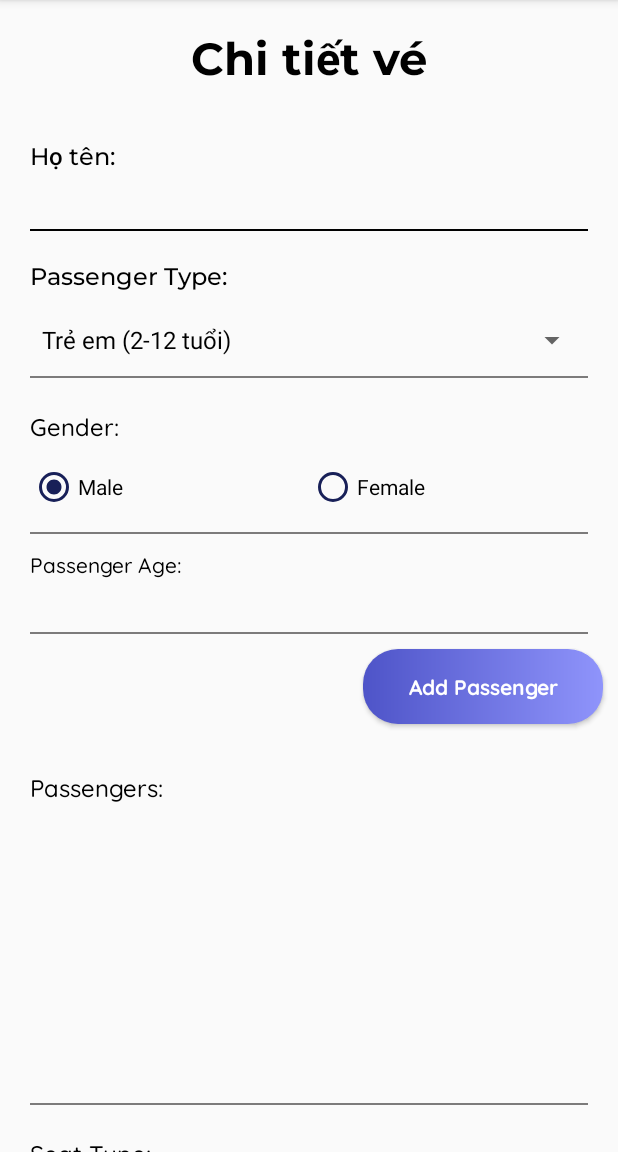
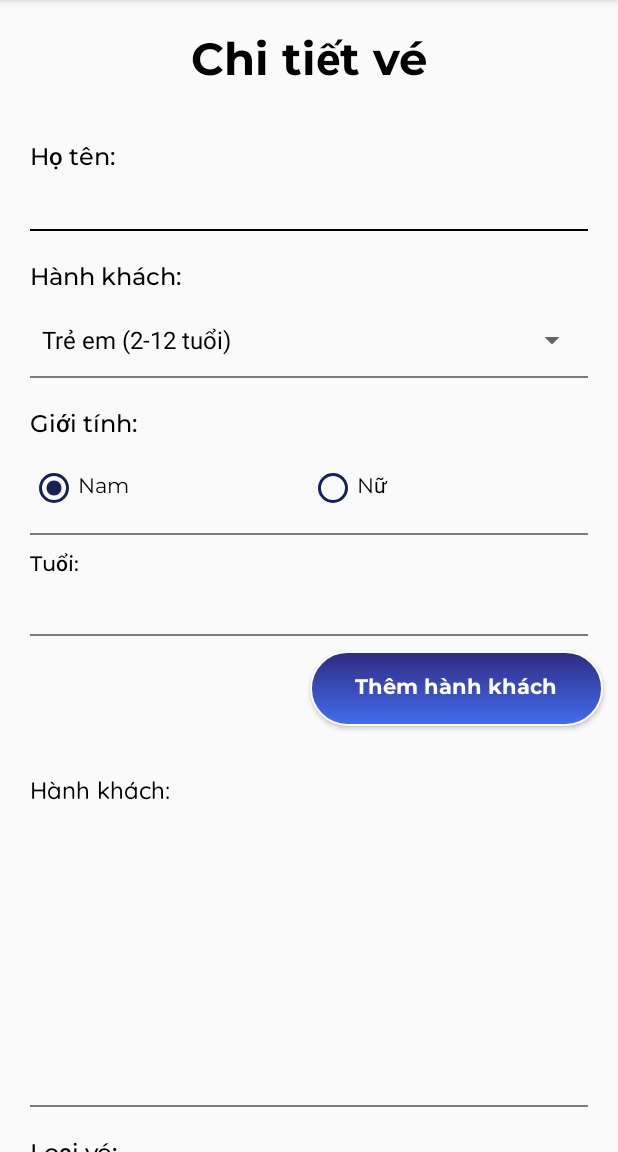
Before and after one commit to bcluc/SE104, an Android app: the BookTicket screen opened directly, with no data from a screen before it, on a phone screen of 412 x 824 dp, the part 84-1236 px from its top. Run offline under Robolectric (Android 15) with nearby library versions, the phone set to English and light mode, and no system bars; our stand-ins replace Volley; libraries missing offline, so code that uses them is left out: cn.pedant, com.manojbhadane; plain views replace PaymentCardView; network calls fail; 3 statements that could not run were skipped.

Commit message:
update_font_2

```diff
--- a/app/src/main/java/com/maadi/flightticketbooking/activities/SearchVehical.java
+++ b/app/src/main/java/com/maadi/flightticketbooking/activities/SearchVehical.java
@@ -49,7 +49,7 @@ public class SearchVehical extends AppCompatActivity {
         setContentView(R.layout.activity_search_vehical);
 
         lvSearch = (ListView) findViewById(R.id.lvSearch);
-        setTitle("Search Vehicle");
+        setTitle("Tìm chuyến bay");
         lvSearch.setOnItemClickListener(new AdapterView.OnItemClickListener() {
             @Override
             public void onItemClick(AdapterView<?> parent, View view, int position, long id) {
--- a/app/src/main/java/com/maadi/flightticketbooking/adapters/VehicleAdapter.java
+++ b/app/src/main/java/com/maadi/flightticketbooking/adapters/VehicleAdapter.java
@@ -36,9 +36,9 @@ public class VehicleAdapter extends ArrayAdapter<Vehical>  {
         title.setText(user.getVehicle_name());
         ((TextView)userView.findViewById(R.id.tvFrom)).setText(user.getFromcity());
         ((TextView)userView.findViewById(R.id.tvTo)).setText(user.getTocity());
-        ((TextView)userView.findViewById(R.id.tvDep)).setText("Departure : " +user.getDeptime());
-        ((TextView)userView.findViewById(R.id.tvArival)).setText("Arrival : "+user.getArivaltime());
-        ((TextView)userView.findViewById(R.id.tvFare)).setText("Fare : "+user.getEfare());
+        ((TextView)userView.findViewById(R.id.tvDep)).setText(user.getDeptime());
+        ((TextView)userView.findViewById(R.id.tvArival)).setText(user.getArivaltime());
+        ((TextView)userView.findViewById(R.id.tvFare)).setText("Giá: "+user.getEfare());
         return userView;
     }
 
--- a/app/src/main/res/layout/activity_book_ticket.xml
+++ b/app/src/main/res/layout/activity_book_ticket.xml
@@ -66,7 +66,7 @@
             android:layout_marginTop="20dp"
             android:layout_marginRight="20dp"
             android:fontFamily="@font/montserrat_medium"
-            android:text="Passenger Type:"
+            android:text="Hành khách:"
             android:textColor="#000"
             android:textSize="16sp" />
 
@@ -92,8 +92,8 @@
             android:layout_marginLeft="20dp"
             android:layout_marginTop="20dp"
             android:layout_marginRight="20dp"
-            android:fontFamily="@font/medium"
-            android:text="Gender:"
+            android:fontFamily="@font/montserrat_medium"
+            android:text="Giới tính: "
             android:textColor="#000"
             android:textSize="16sp" />
 
@@ -110,17 +110,19 @@
                 android:layout_width="0dp"
                 android:layout_height="match_parent"
                 android:layout_weight="1"
+                android:fontFamily="@font/montserrat"
                 android:buttonTint="@color/colorPrimary"
                 android:checked="true"
-                android:text="Male" />
+                android:text="Nam" />
 
             <RadioButton
                 android:id="@+id/radioFemaleB"
                 android:layout_width="0dp"
                 android:layout_height="match_parent"
                 android:layout_weight="1"
+                android:fontFamily="@font/montserrat"
                 android:buttonTint="@color/colorPrimary"
-                android:text="Female" />
+                android:text="Nữ" />
 
         </RadioGroup>
 
@@ -139,8 +141,8 @@
             android:layout_marginLeft="20dp"
             android:layout_marginTop="10dp"
             android:layout_marginRight="20dp"
-            android:fontFamily="@font/medium"
-            android:text="Passenger Age:"
+            android:fontFamily="@font/montserrat_medium"
+            android:text="Tuổi: "
             android:textColor="#000"
             android:textSize="14sp" />
 
@@ -152,7 +154,7 @@
             android:layout_marginTop="5dp"
             android:layout_marginRight="20dp"
             android:background="@android:color/transparent"
-            android:fontFamily="@font/bold"
+            android:fontFamily="@font/montserrat_bold"
             android:gravity="bottom"
             android:inputType="number"
             android:textSize="20sp" />
@@ -170,10 +172,10 @@
             android:layout_height="50dp"
             android:layout_gravity="right"
             android:layout_margin="10dp"
-            android:background="@drawable/blue_fill__rounded_color"
-            android:fontFamily="@font/bold"
+            android:background="@drawable/shapelogin_red"
+            android:fontFamily="@font/montserrat_bold"
             android:paddingHorizontal="30dp"
-            android:text="Add Passenger"
+            android:text="Thêm hành khách"
             android:textAllCaps="false"
             android:textColor="@color/white" />
 
@@ -185,7 +187,7 @@
             android:layout_marginTop="20dp"
             android:layout_marginRight="20dp"
             android:fontFamily="@font/medium"
-            android:text="Passengers:"
+            android:text="Hành khách: "
             android:textColor="#000"
             android:textSize="16sp" />
 
@@ -210,8 +212,8 @@
             android:layout_marginLeft="20dp"
             android:layout_marginTop="20dp"
             android:layout_marginRight="20dp"
-            android:fontFamily="@font/medium"
-            android:text="Seat Type:"
+            android:fontFamily="@font/montserrat_medium"
+            android:text="Loại vé:"
             android:textColor="#000"
             android:textSize="16sp" />
 
@@ -228,6 +230,7 @@
                 android:layout_width="0dp"
                 android:layout_height="wrap_content"
                 android:layout_weight="1"
+                android:fontFamily="@font/montserrat"
                 android:buttonTint="@color/colorPrimary"
                 android:checked="true"
                 android:text="Economy" />
@@ -236,6 +239,7 @@
                 android:id="@+id/radioBusi"
                 android:layout_width="0dp"
                 android:layout_height="wrap_content"
+                android:fontFamily="@font/montserrat"
                 android:layout_weight="1"
                 android:buttonTint="@color/colorPrimary"
                 android:text="Business" />
@@ -256,8 +260,8 @@
             android:layout_marginLeft="20dp"
             android:layout_marginTop="20dp"
             android:layout_marginRight="20dp"
-            android:fontFamily="@font/medium"
-            android:text="Booking Date:"
+            android:fontFamily="@font/montserrat_medium"
+            android:text="Ngày:"
             android:textColor="#000"
             android:textSize="16sp" />
 
@@ -282,8 +286,8 @@
             android:layout_marginLeft="20dp"
             android:layout_marginTop="20dp"
             android:layout_marginRight="20dp"
-            android:fontFamily="@font/medium"
-            android:text="Total Fare:"
+            android:fontFamily="@font/montserrat_medium"
+            android:text="Tổng:"
             android:textColor="#000"
             android:textSize="16sp" />
 
@@ -293,7 +297,7 @@
             android:layout_height="30dp"
             android:layout_marginLeft="20dp"
             android:layout_marginRight="20dp"
-            android:fontFamily="@font/bold"
+            android:fontFamily="@font/montserrat_bold"
             android:gravity="bottom"
             android:text="1200"
             android:textSize="20sp" />
@@ -312,8 +316,8 @@
             android:layout_marginTop="10dp"
             android:layout_marginRight="20dp"
             android:layout_marginBottom="10dp"
-            android:fontFamily="@font/bold"
-            android:text="PAYMENT METHOD:"
+            android:fontFamily="@font/montserrat_bold"
+            android:text="PHƯƠNG THỨC THANH TOÁN:"
             android:textColor="#F44336" />
 
         <LinearLayout
@@ -328,7 +332,7 @@
                 android:layout_width="wrap_content"
                 android:layout_height="wrap_content"
                 app:cv_cardTitle="Pay Now"
-                app:cv_submitBtnText="Done" />
+                app:cv_submitBtnText="HOÀN THÀNH" />
         </LinearLayout>
 
         <Button
@@ -340,8 +344,8 @@
             android:layout_marginRight="20dp"
             android:layout_marginBottom="8dp"
             android:background="@drawable/btn_circle"
-            android:fontFamily="@font/semi_bold"
-            android:text="Book Ticket"
+            android:fontFamily="@font/montserrat_semibold"
+            android:text="ĐẶT VÉ"
             android:textColor="#FFFFFF"
             android:textSize="18sp"
             android:visibility="gone" />
```
Also changed, not shown: app/src/main/res/layout/activity_search_vehical.xml (+16 -15 lines), app/src/main/res/layout/single_row_vehicle.xml (+15 -2 lines).
